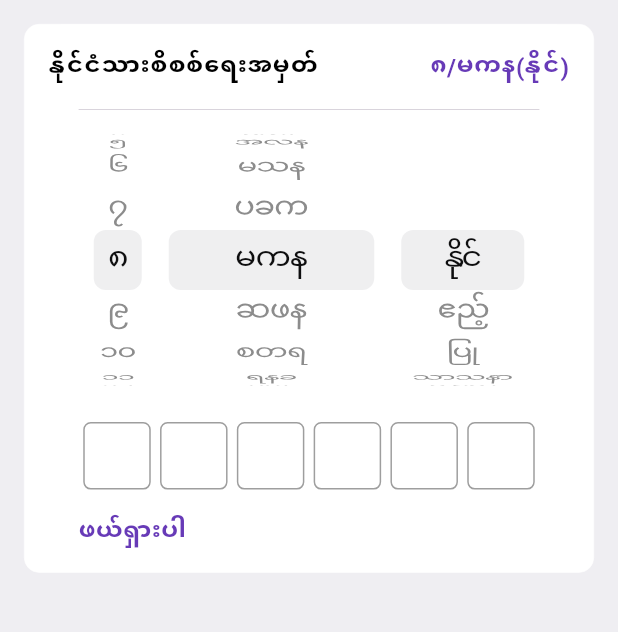
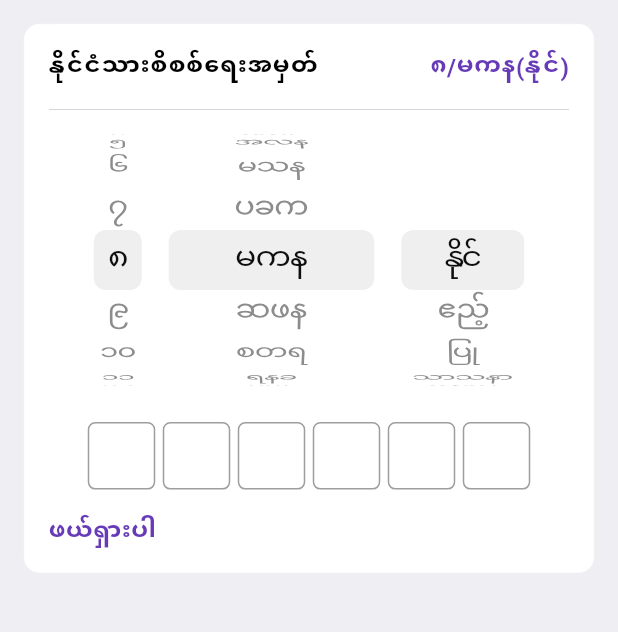
Before and after one commit to yayyar/mm_nrc_kit, a Flutter app: the screen it shows after launch, after a tap on "နိုင်ငံသားစိစစ်ရေးအမှတ်", on a phone screen of 412 x 824 dp, the part 84-716 px from its top. Run offline on Flutter 3.47's test engine with Material 3 defaults, Android fonts, the phone set to English and light mode, and no system bars; Roboto replaces fonts that are missing (SF-Compact-Rounded-Regular).

Commit message:
fix keyboard layout and picker UI issue

```diff
--- a/lib/src/views/nrc_expansion_tile.dart
+++ b/lib/src/views/nrc_expansion_tile.dart
@@ -145,10 +145,6 @@ class _NrcPopupMenuButtonState extends State<NrcExpansionTile> {
         if (!currentFocus.hasPrimaryFocus) {
           currentFocus.focusedChild?.unfocus();
         }
-        if (isExpand) {
-          // _checkSelectedIndex();
-          debugPrint("isExpand _townshipList => $_townshipList");
-        }
       },
       leadingTitle: _titleLabel,
       trailingTitle: _nrcValueString ?? _trailingLabel,
--- a/lib/src/views/nrc_picker.dart
+++ b/lib/src/views/nrc_picker.dart
@@ -222,7 +222,7 @@ class _NrcPickerState extends State<NrcPicker> {
   @override
   Widget build(BuildContext context) {
     return Column(
-      crossAxisAlignment: CrossAxisAlignment.start,
+      crossAxisAlignment: CrossAxisAlignment.center,
       children: [
         const Divider(
           thickness: 0.5,
@@ -310,7 +310,7 @@ class _NrcPickerState extends State<NrcPicker> {
           ],
         ),
         Row(
-          mainAxisAlignment: MainAxisAlignment.spaceAround,
+          mainAxisSize: MainAxisSize.min,
           children: [
             for (var index = 0;
                 index < _numberEditingControllerList.length;
@@ -329,11 +329,18 @@ class _NrcPickerState extends State<NrcPicker> {
                     controller: _numberEditingControllerList[index],
                   )),
                 ),
-              )
+              ),
+              if (index != _numberEditingControllerList.length - 1) ...[
+                const SizedBox(
+                  width: 5,
+                ),
+              ]
             ],
           ],
         ),
-        GestureDetector(
+        Align(
+          alignment: Alignment.centerLeft,
+          child: GestureDetector(
               onTap: _clearNrcValue,
               child: Container(
                   padding: const EdgeInsets.symmetric(vertical: 16),
@@ -343,7 +350,8 @@ class _NrcPickerState extends State<NrcPicker> {
                         fontSize: 16,
                         color: Colors.deepPurple,
                         fontWeight: FontWeight.w600),
-                )))
+                  ))),
+        )
       ],
     );
   }
@@ -383,6 +391,7 @@ class _NrcPickerState extends State<NrcPicker> {
           maxWidth: MediaQuery.of(context).size.width,
           maxHeight: MediaQuery.of(context).size.height),
       builder: (context) {
+        // return const Placeholder();
         return MyanmarNumberKeyboard(onKeyPressed: _handleKeyPress);
       },
     ).whenComplete(() {
--- a/lib/src/widgets/ui_expansion_tile.dart
+++ b/lib/src/widgets/ui_expansion_tile.dart
@@ -35,7 +35,7 @@ class UIExpansionTile extends StatelessWidget {
           initiallyExpanded: false,
           backgroundColor: backgroundColor ?? Colors.white,
           collapsedBackgroundColor: backgroundColor ?? Colors.white,
-          childrenPadding: const EdgeInsets.symmetric(horizontal: 20),
+          childrenPadding: const EdgeInsets.symmetric(horizontal: 0),
           title: Text(
             leadingTitle,
             style: TextStyle(
```
Also changed, not shown: lib/src/views/number_keyboard/english_number_keyboard.dart (+27 -23 lines), lib/src/views/number_keyboard/key_button.dart (+5 -6 lines), lib/src/views/number_keyboard/myanmar_number_keyboard.dart (+27 -23 lines). Lines whose indentation alone changed are shown as unchanged.
